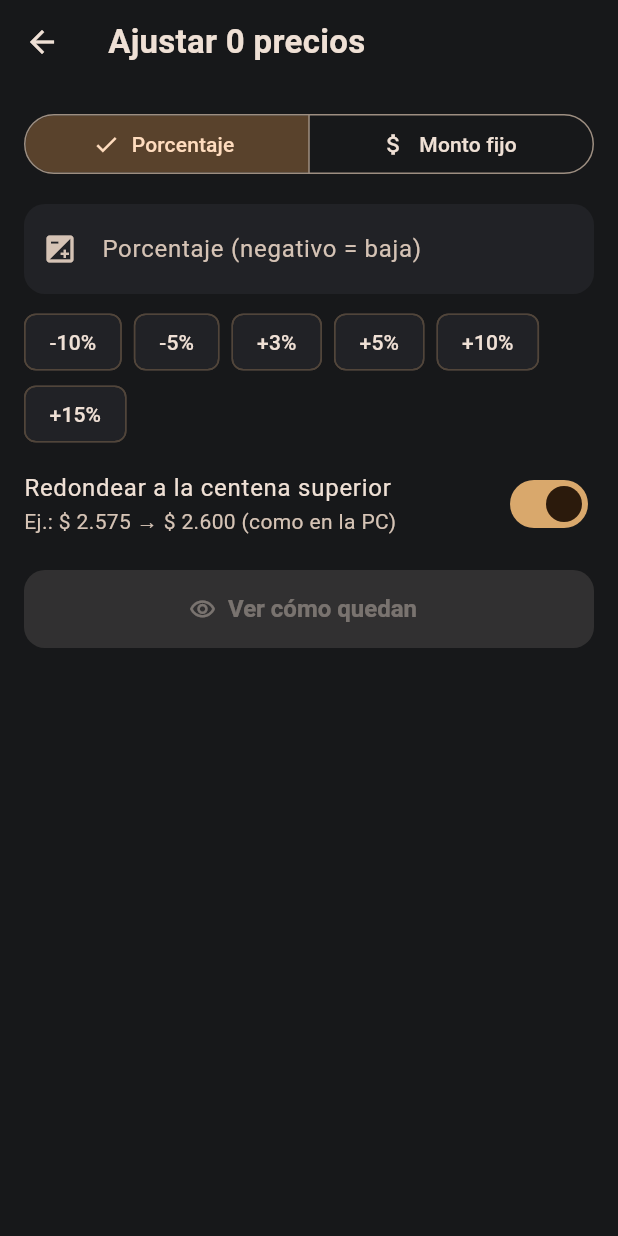
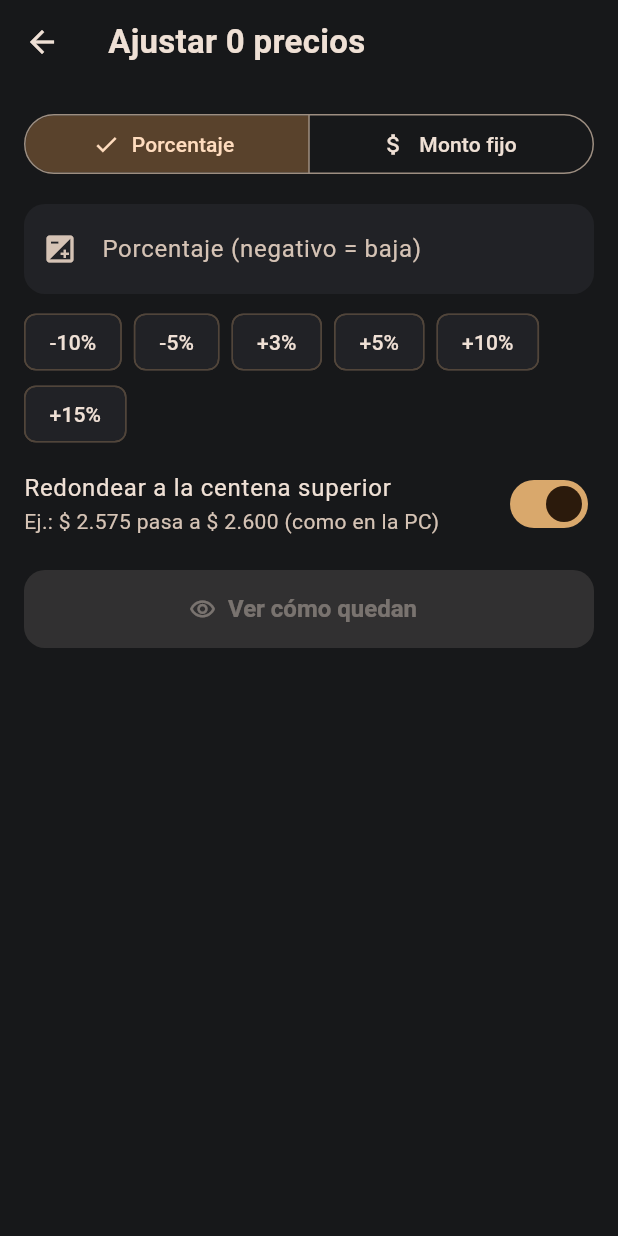
Before and after one commit to MatiasPiti/1, a Flutter app: the PantallaAjusteMasivo screen opened directly with empty values, on a phone screen of 412 x 824 dp. Run offline on Flutter 3.47's test engine with Material 3 defaults, Android fonts, the phone set to English and light mode, and no system bars; our stand-ins replace file_picker, fl_chart, flutter_secure_storage, local_auth, shared_preferences; missing offline and left inert: mobile_scanner; accounts and stored records are empty.

Commit message:
fix(movil): pesos con símbolo adelante e íconos en vez de emojis
Ajustes surgidos de revisar la app renderizada contra la API real:
- "$ 151.300" en vez de "151.300 $" (el patrón es_AR de intl pone el
  símbolo al final; en Argentina va adelante).
- Medios de pago con íconos de Material en vez de emojis, que no todos
  los teléfonos dibujan igual; flecha de la vista previa como ícono.
- Tests: arranque con el teléfono en inglés, español de España y
  portugués (siempre muestra pesos argentinos).

Co-Authored-By: Claude Opus 5.5 <noreply@anthropic.com>
Claude-Session: https://claude.ai/code/session_01KDjXfprP9yPsoZ61Yg7eEB

```diff
--- a/apps/movil_dueno/lib/pantallas/precios.dart
+++ b/apps/movil_dueno/lib/pantallas/precios.dart
@@ -411,7 +411,7 @@ class _PantallaAjusteMasivoState extends State<PantallaAjusteMasivo> {
         SwitchListTile(
           contentPadding: EdgeInsets.zero,
           title: const Text('Redondear a la centena superior'),
-          subtitle: const Text(r'Ej.: $ 2.575 → $ 2.600 (como en la PC)'),
+          subtitle: const Text(r'Ej.: $ 2.575 pasa a $ 2.600 (como en la PC)'),
           value: _redondear,
           onChanged: (v) {
             _redondear = v;
@@ -438,7 +438,13 @@ class _PantallaAjusteMasivoState extends State<PantallaAjusteMasivo> {
                       ? Text.rich(TextSpan(children: [
                           TextSpan(text: moneda(cp.anterior!),
                               style: TextStyle(decoration: TextDecoration.lineThrough, color: t.colorScheme.onSurfaceVariant)),
-                          const TextSpan(text: '  →  '),
+                          WidgetSpan(
+                            alignment: PlaceholderAlignment.middle,
+                            child: Padding(
+                              padding: const EdgeInsets.symmetric(horizontal: 6),
+                              child: Icon(Icons.arrow_forward, size: 16, color: t.colorScheme.onSurfaceVariant),
+                            ),
+                          ),
                           TextSpan(text: moneda(cp.nuevo!),
                               style: TextStyle(fontWeight: FontWeight.w700,
                                   color: cp.nuevo! >= cp.anterior! ? c.ok : c.peligro)),
--- a/apps/movil_dueno/pubspec.yaml
+++ b/apps/movil_dueno/pubspec.yaml
@@ -44,6 +44,7 @@ dependencies:
   shared_preferences: ^2.5.5
   fl_chart: ^1.2.0
   intl: ^0.20.3
+  cupertino_icons: ^2.0.0
 
 dev_dependencies:
   flutter_test:
```
Also changed, not shown: apps/movil_dueno/lib/formato.dart (+5 -2 lines), apps/movil_dueno/lib/pantallas/dashboard.dart (+12 -3 lines), apps/movil_dueno/pubspec.lock, 2 other files.
